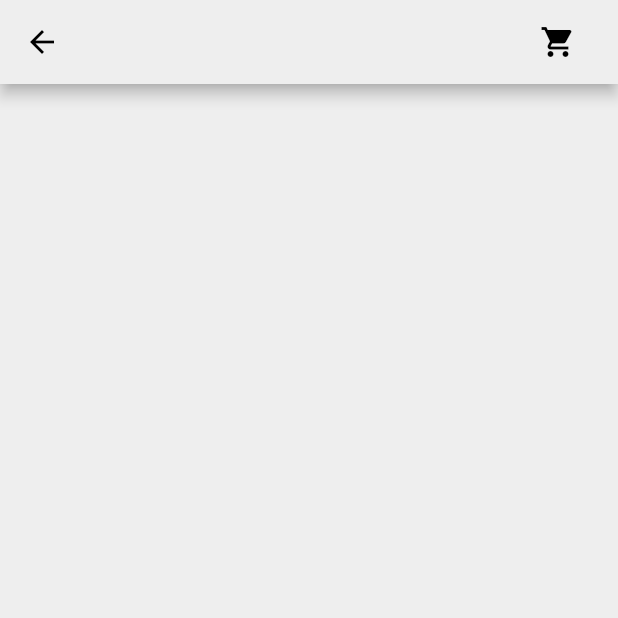
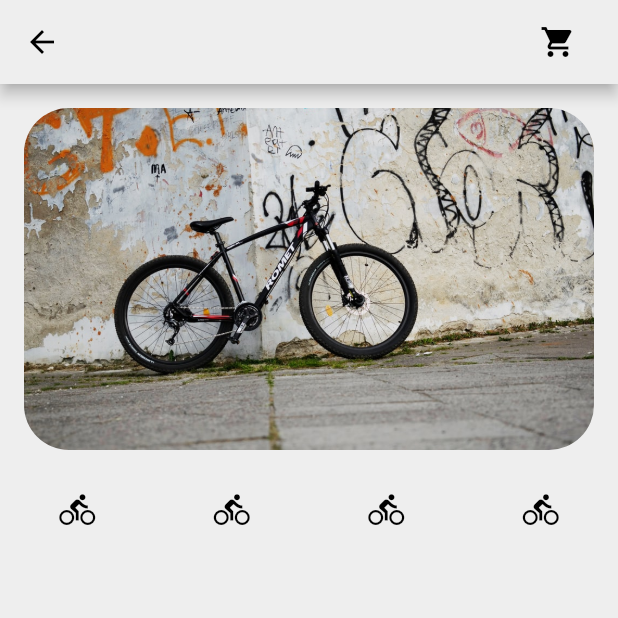
Before and after one commit to BeomyoonHeo/ShoppingCartApp-Flutter, a Flutter app: the screen it shows after launch, on a phone screen of 412 x 824 dp, the top half of it. Run offline on Flutter 3.47's test engine with Material 2 defaults, Android fonts, the phone set to English and light mode, and no system bars.

Commit message:
stateful widget 구현

```diff
--- a/lib/components/shoppingcart_header.dart
+++ b/lib/components/shoppingcart_header.dart
@@ -29,10 +29,42 @@ class _ShoppingCartHeaderState extends State<ShoppingCartHeader> {
   }
 
   Widget _buildHeaderPic() {
-    return SizedBox();
+    return Padding(
+      padding: const EdgeInsets.all(16.0),
+      child: ClipRRect(
+        borderRadius: BorderRadius.circular(30),
+        child: AspectRatio(
+          aspectRatio: 5 / 3,
+          child: Image.asset(
+            selectedPic[selectdid],
+            fit: BoxFit.cover,
+          ),
+        ),
+      ),
+    );
   }
 
   Widget _buildHeaderSelector() {
-    return SizedBox();
+    return Row(
+      mainAxisAlignment: MainAxisAlignment.spaceAround,
+      children: [
+        _buildHeaderSelectorButton(0),
+        _buildHeaderSelectorButton(1),
+        _buildHeaderSelectorButton(2),
+        _buildHeaderSelectorButton(3),
+      ],
+    );
+  }
+
+  Widget _buildHeaderSelectorButton(int id) {
+    return IconButton(
+      onPressed: () {
+        setState(() {
+          selectdid = id;
+        });
+      },
+      icon: Icon(Icons.directions_bike),
+      color: Colors.black,
+    );
   }
 }
```
